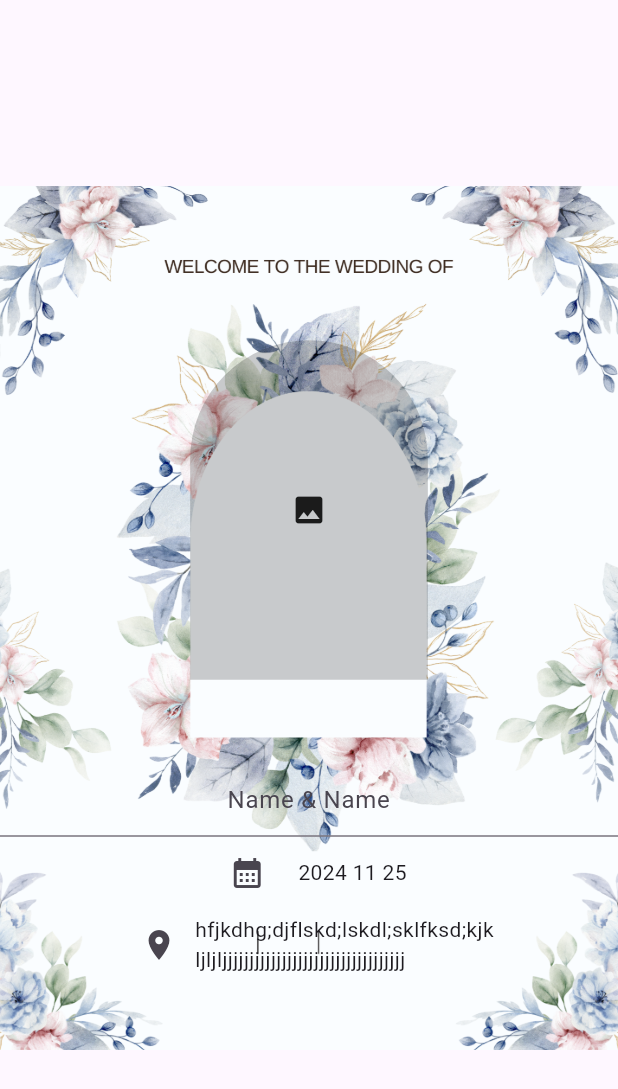
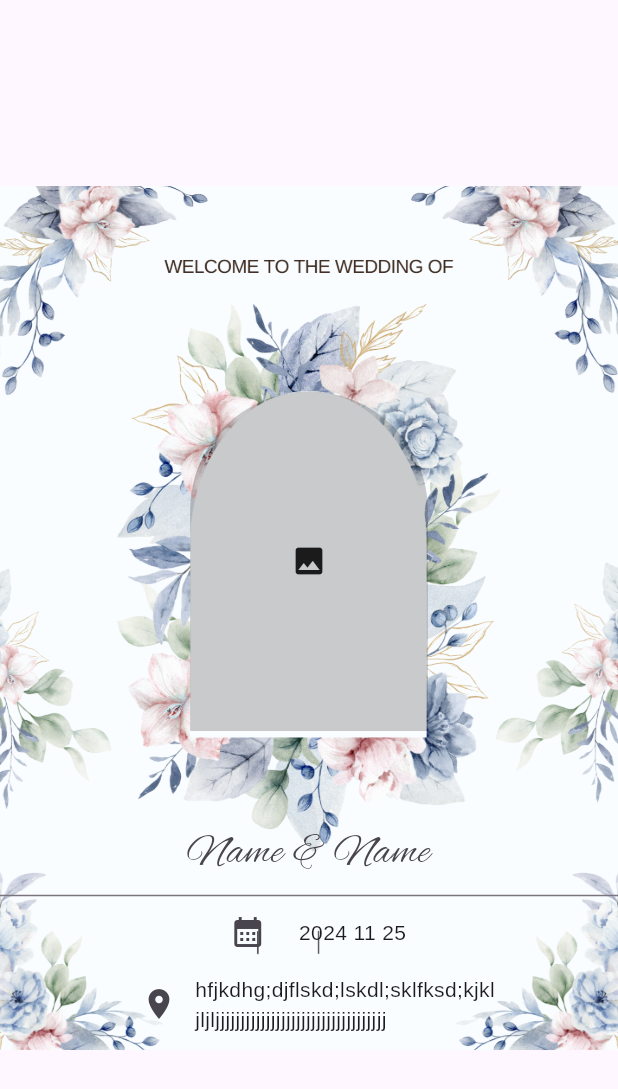
Before and after one commit to Rana-Mohsen/wedding_card, a Flutter app: the CardWithImageBody widget shown alone on an empty page, opened directly, on a phone screen of 412 x 824 dp. Shown: the top 1089 px of the screen. Run offline on Flutter 3.47's test engine with Material 3 defaults, Android fonts, the phone set to English and light mode, and no system bars; our stand-ins replace bloc, flutter_bloc, flutter_svg, go_router, image_picker.

Commit message:
adding fonts for first card

```diff
--- a/lib/features/home/presentation/view/widgets/card_with_image_body.dart
+++ b/lib/features/home/presentation/view/widgets/card_with_image_body.dart
@@ -1,5 +1,6 @@
 import 'package:flutter/material.dart';
 import 'package:wedding_card/core/utils/assets.dart';
+import 'package:wedding_card/core/utils/media_quairy_extention.dart';
 import 'package:wedding_card/features/home/presentation/view/widgets/custom_date_picker.dart';
 import 'package:wedding_card/features/home/presentation/view/widgets/custom_icon_button.dart';
 import 'package:wedding_card/features/home/presentation/view/widgets/custom_location.dart';
@@ -29,22 +30,26 @@ class _CardWithImageBodyState extends State<CardWithImageBody> {
         // mainAxisAlignment: MainAxisAlignment.center,
         children: [
           Spacer(
-            flex: 4,
+            flex: 10,
           ),
           Center(
-            child: const PickedImage(),
+            child: PickedImage(),
           ),
           Spacer(
-            flex: 1,
+            flex: 2,
           ),
           TextField(
             textAlign: TextAlign.center,
+            style: TextStyle(fontFamily: "AlexBrush", fontSize: 28),
             decoration: InputDecoration(hintText: "Name & Name"),
           ),
           CustomDatePicker(),
+          // Spacer(
+          //   flex: 1,
+          // ),
           CustomLocation(),
           Spacer(
-            flex: 3,
+            flex: 5,
           ),
         ],
       ),
--- a/lib/features/home/presentation/view/widgets/custom_date_picker.dart
+++ b/lib/features/home/presentation/view/widgets/custom_date_picker.dart
@@ -28,13 +28,15 @@ class _CustomDatePickerState extends State<CustomDatePicker> {
         ),
         Text(
           formatDate(selectedDate.toLocal()),
+          style: TextStyle(fontFamily: "Arimo"),
         ),
-
       ],
     );
   }
+
   _selectDate(BuildContext context) async {
-    final DateTime? picked = await pickDateUseCase.selectDate(context,selectedDate);
+    final DateTime? picked =
+        await pickDateUseCase.selectDate(context, selectedDate);
     if (picked != null && picked != selectedDate) {
       setState(() {
         selectedDate = picked;
--- a/lib/features/home/presentation/view/widgets/custom_location.dart
+++ b/lib/features/home/presentation/view/widgets/custom_location.dart
@@ -15,10 +15,11 @@ class CustomLocation extends StatelessWidget {
           icon: Icons.location_on,
           onPressed: () {},
         ),
-        SizedBox(
+        const SizedBox(
           width: 200,
           child: Text(
             "hfjkdhg;djflskd;lskdl;sklfksd;kjkljljljjjjjjjjjjjjjjjjjjjjjjjjjjjjjjjjjj",
+            style: TextStyle(fontFamily: "Arimo"),
           ),
         )
       ],
```
Also changed, not shown: pubspec.yaml (+6 -1 lines), assets/fonts/AlexBrush-Regular.ttf (added), assets/fonts/Arimo-VariableFont_wght.ttf (added).
